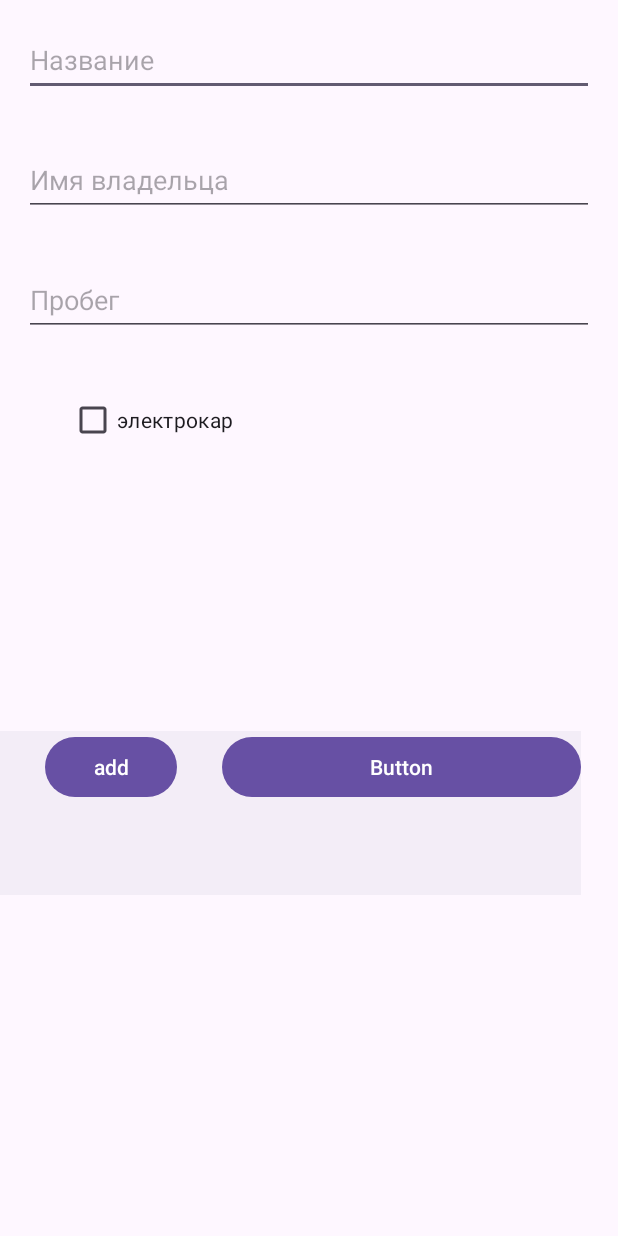
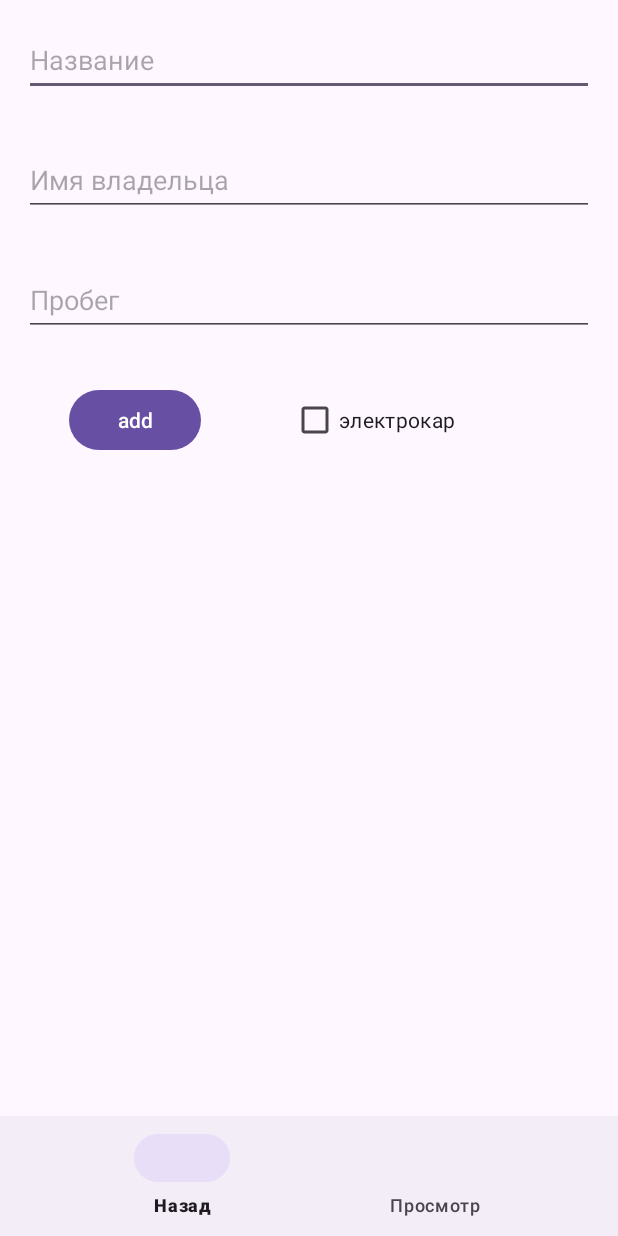
Before and after one commit to noresontoany/moblile_lab3, an Android app: the screen it shows after launch (MainActivity), on a phone screen of 412 x 824 dp. Run offline under Robolectric (Android 15) with nearby library versions, the phone set to English and light mode, and no system bars.

Commit message:
lab 4 100%

```diff
--- a/app/src/main/java/Logic/carHolder.kt
+++ b/app/src/main/java/Logic/carHolder.kt
@@ -5,19 +5,19 @@ import androidx.lifecycle.MutableLiveData
 
 class carHolder : Application() {
     private val cars : MutableLiveData<List<Car>> = MutableLiveData()
+//    fun setSharedData(arr : List<Car>)
+//    {
+//        this.cars.value = arr
+//    }
     fun getSharedData(): MutableLiveData<List<Car>>
     {
         return cars
     }
-    fun setSharedData(arr : List<Car>)
-    {
-        this.cars.value = arr
-    }
-
-    fun getCars() : List<Car>?
-    {
-        return cars.value
-    }
+//
+//    fun getCars() : List<Car>?
+//    {
+//        return cars.value
+//    }
     fun getCarDescriptions(): List<String>
     {
             val temp =  mutableListOf<String>()
--- a/app/src/main/java/com/example/lab_3/MainActivity.kt
+++ b/app/src/main/java/com/example/lab_3/MainActivity.kt
@@ -13,6 +13,7 @@ import androidx.activity.enableEdgeToEdge
 import androidx.appcompat.app.AppCompatActivity
 import androidx.core.view.ViewCompat
 import androidx.core.view.WindowInsetsCompat
+import com.google.android.material.bottomnavigation.BottomNavigationView
 
 
 class MainActivity : AppCompatActivity() {
@@ -29,13 +30,16 @@ class MainActivity : AppCompatActivity() {
             insets
         }
 
-        val btnListView = findViewById<Button>(R.id.btnCarListView)
         val checkBoxNewCar = findViewById<CheckBox>(R.id.carTypeAdd)
         val carNumber = findViewById<EditText>(R.id.carMiliageAdd)
         val driverName = findViewById<EditText>(R.id.driverNameAdd)
         val myTxt = findViewById<EditText>(R.id.carNameAdd)
         val addButton = findViewById<Button>(R.id.addCArBtn)
+        val bottomNavigationView = findViewById<BottomNavigationView>(R.id.bottom_navigation)
 
+        val menu = bottomNavigationView.menu
+        val addItem = menu.findItem(R.id.navigation_add)
+        addItem.isVisible = false
 
         val carData: carHolder = application as carHolder
         carData.getSharedData().observe(this) { data ->
@@ -63,16 +67,29 @@ class MainActivity : AppCompatActivity() {
             }
 
         }
-        btnListView.setOnClickListener {
-            val switchActivityIntent = Intent(
-                this,
-                listViewActivity::class.java,
 
-            )
-            startActivity(switchActivityIntent)
-
+        bottomNavigationView.setOnItemSelectedListener { item ->
+            when (item.itemId) {
+                R.id.navigation_previous -> {
+                    onBackPressed()
+                    true
+                }
+                R.id.navigation_view -> {
+                    val intent = Intent(this, listViewActivity::class.java)
+                    startActivity(intent)
+                    true
+                }
+                R.id.navigation_add -> {
+                    val intent = Intent(this, MainActivity::class.java)
+                    startActivity(intent)
+                    true
+                }
+                else -> false
+            }
         }
     }
+
+
 
     private fun toastShow(message: String)
     {
--- a/app/src/main/res/layout/activity_main.xml
+++ b/app/src/main/res/layout/activity_main.xml
@@ -8,7 +8,12 @@
     tools:context=".MainActivity">
 
 
+    <androidx.constraintlayout.widget.ConstraintLayout
+        android:layout_width="match_parent"
+        android:layout_height="match_parent">
+
         <LinearLayout
+            android:id="@+id/linearLayout2"
             android:layout_width="match_parent"
             android:layout_height="match_parent"
             android:orientation="vertical">
@@ -48,25 +53,6 @@
                 android:layout_margin="16dp"
                 android:orientation="horizontal">
 
-            <CheckBox
-                android:id="@+id/carTypeAdd"
-                android:layout_width="wrap_content"
-                android:layout_height="wrap_content"
-                android:layout_gravity="center_horizontal"
-                android:layout_margin="30dp"
-                android:text="электрокар" />
-
-        </LinearLayout>
-
-        <com.google.android.material.bottomnavigation.BottomNavigationView
-            android:layout_width="387dp"
-            android:layout_height="109dp">
-
-            <LinearLayout
-                android:layout_width="match_parent"
-                android:layout_height="match_parent"
-                android:orientation="horizontal">
-
                 <Button
                     android:id="@+id/addCArBtn"
                     android:layout_width="wrap_content"
@@ -79,18 +65,26 @@
                     app:rippleColor="#DF0707"
                     app:strokeColor="#B80F0F" />
 
-                <Button
-                    android:id="@+id/btnCarListView"
+                <CheckBox
+                    android:id="@+id/carTypeAdd"
                     android:layout_width="wrap_content"
                     android:layout_height="wrap_content"
-                    android:layout_weight="1"
-                    android:text="Button" />
+                    android:layout_gravity="center_horizontal"
+                    android:layout_margin="30dp"
+                    android:text="электрокар" />
 
             </LinearLayout>
 
-        </com.google.android.material.bottomnavigation.BottomNavigationView>
+        </LinearLayout>
 
-    </LinearLayout>
+        <com.google.android.material.bottomnavigation.BottomNavigationView
+            android:id="@+id/bottom_navigation"
+            android:layout_width="match_parent"
+            android:layout_height="wrap_content"
+            android:layout_gravity="bottom"
+            app:layout_constraintBottom_toBottomOf="@+id/linearLayout2"
+            app:menu="@menu/bottom_nav_menu" />
+    </androidx.constraintlayout.widget.ConstraintLayout>
 
 
 </androidx.constraintlayout.widget.ConstraintLayout>
--- /dev/null
+++ b/app/src/main/res/menu/bottom_nav_menu.xml
@@ -0,0 +1,11 @@
+<menu xmlns:android="http://schemas.android.com/apk/res/android">
+    <item
+        android:id="@+id/navigation_previous"
+        android:title="Назад" />
+    <item
+        android:id="@+id/navigation_view"
+        android:title="Просмотр" />
+    <item
+        android:id="@+id/navigation_add"
+        android:title="Добавить" />
+</menu>
```
Also changed, not shown: app/src/main/java/com/example/lab_3/carDescriptionActivity.kt (+21 -4 lines), app/src/main/java/com/example/lab_3/listViewActivity.kt (+24 -3 lines), app/src/main/res/layout/activity_car_description.xml (+12 -20 lines), app/src/main/res/layout/activity_list_view.xml (+10 -12 lines). Lines whose indentation alone changed are shown as unchanged.
